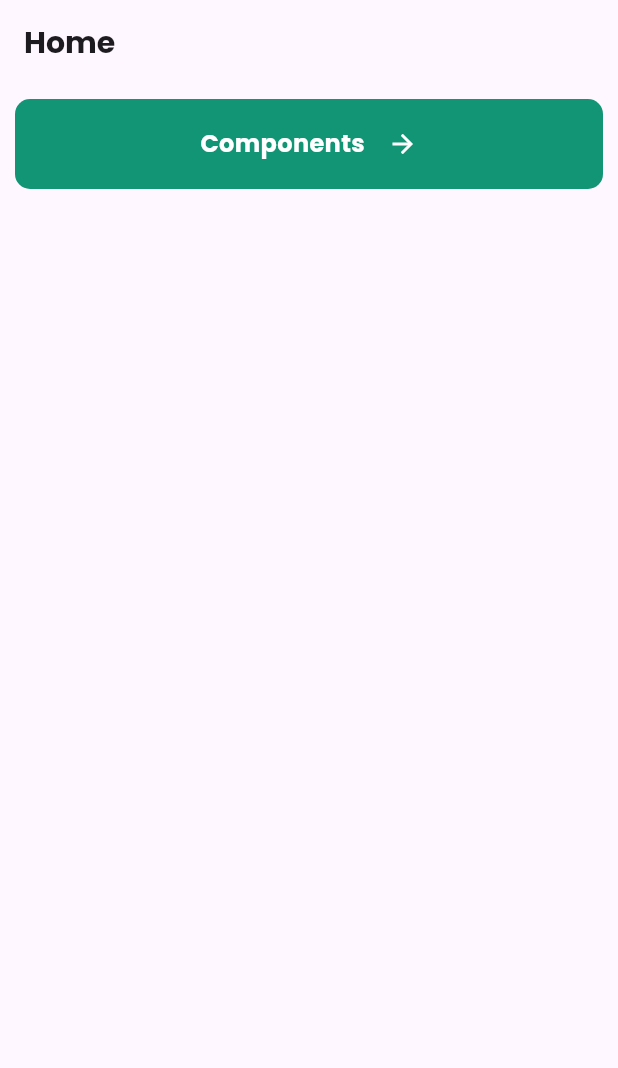
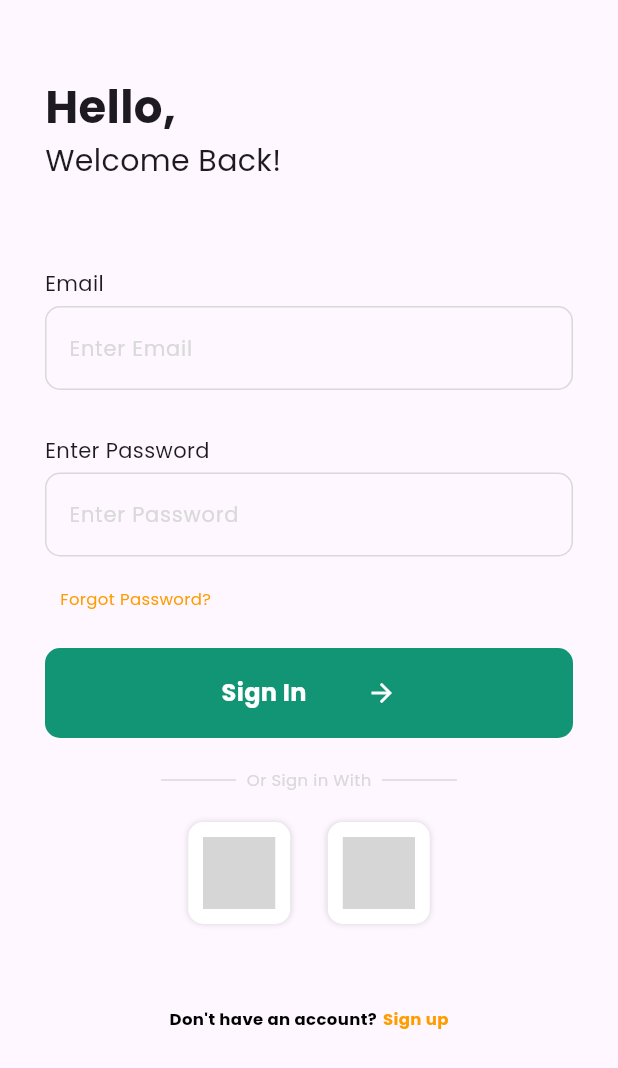
Before and after one commit to rheech22/flutter_recipe, a Flutter app: the screen it shows after launch, on a phone screen of 412 x 824 dp. Shown: the top 1068 px of the screen. Run offline on Flutter 3.47's test engine with Material 3 defaults, Android fonts, the phone set to English and light mode, and no system bars; our stand-ins replace device_preview, flutter_svg; grey boxes are pictures that could not be loaded.

Commit message:
feat: add signin screen

```diff
--- a/lib/core/presentation/components/button.dart
+++ b/lib/core/presentation/components/button.dart
@@ -74,7 +74,7 @@ class _ButtonState extends State<Button> {
 
   @override
   Widget build(BuildContext context) {
-    // NOTE: https://dart.dev/null-safety/understanding-null-safety#the-map-index-operator-is-nullable
+    // https://dart.dev/null-safety/understanding-null-safety#the-map-index-operator-is-nullable
     final properties = Button.variantMap[widget.variant]!;
 
     return GestureDetector(
@@ -106,15 +106,12 @@ class _ButtonState extends State<Button> {
                 mainAxisAlignment: MainAxisAlignment.center,
                 children: [
                   // NOTE: Container보다 SizedBox가 성능 면에서 더 좋다고 함
-                  SizedBox(
-                    width: 114,
-                    child: Text(
-                      widget.text,
-                      style: properties.font.copyWith(color: Colors.white),
-                    ),
+                  Text(
+                    widget.text,
+                    style: properties.font.copyWith(color: Colors.white),
                   ),
                   SizedBox(
-                    width: widget.variant == ButtonVariants.large ? 11 : 9,
+                    width: widget.variant == ButtonVariants.large ? 40 : 38,
                   ),
                   const Icon(
                     Icons.arrow_forward,
--- /dev/null
+++ b/lib/core/presentation/components/elevated_icon_button.dart
@@ -0,0 +1,46 @@
+import 'package:flutter/material.dart';
+import 'package:flutter_recipe/ui/color_styles.dart';
+
+class ElevatedIconButton extends StatelessWidget {
+  final void Function() onPressed;
+  final Widget icon;
+
+  const ElevatedIconButton({
+    super.key,
+    required this.onPressed,
+    required this.icon,
+  });
+
+  @override
+  Widget build(BuildContext context) {
+    return Container(
+      decoration: BoxDecoration(
+        borderRadius: BorderRadius.circular(10),
+        boxShadow: [
+          BoxShadow(
+            color: Color.fromRGBO(0, 0, 0, 0.15),
+            blurRadius: 3,
+            spreadRadius: 0,
+            offset: Offset(
+              0,
+              0,
+            ),
+          ),
+        ],
+      ),
+      child: IconButton(
+        padding: EdgeInsets.all(10),
+        style: IconButton.styleFrom(
+          backgroundColor: ColorStyles.white,
+          shape: RoundedRectangleBorder(
+            borderRadius: BorderRadius.circular(10),
+          ),
+        ),
+        onPressed: () {
+          onPressed();
+        },
+        icon: icon,
+      ),
+    );
+  }
+}
--- a/lib/main.dart
+++ b/lib/main.dart
@@ -1,6 +1,7 @@
 import 'package:device_preview/device_preview.dart';
 import 'package:flutter/material.dart' hide Badge;
 import 'package:flutter_recipe/presentation/dev_only/components_screen.dart';
+import 'package:flutter_recipe/presentation/signin/signin_screen.dart';
 
 import 'core/presentation/components/button.dart';
 import 'ui/text_styles.dart';
@@ -28,7 +29,8 @@ class App extends StatelessWidget {
         colorScheme: ColorScheme.fromSeed(seedColor: Colors.deepPurple),
         useMaterial3: true,
       ),
-      home: const HomeScreen(),
+      // home: const HomeScreen(),
+      home: const SigninScreen(),
     );
   }
 }
@@ -47,15 +49,36 @@ class HomeScreen extends StatelessWidget {
       ),
       body: ListView(
         children: [
+          Divider(),
+          Padding(
+            padding: const EdgeInsets.all(8.0),
+            child: Center(
+              child: Text('Screens', style: TextStyles.mediumTextBold),
+            ),
+          ),
           Padding(
             padding: const EdgeInsets.all(10.0),
             child: Button(
               'Components',
-              variant: ButtonVariants.large,
+              variant: ButtonVariants.medium,
               onPressed: () {
                 Navigator.of(context).push(
                   MaterialPageRoute(
                     builder: (context) => const CompoentsScreen(),
+                  ),
+                );
+              },
+            ),
+          ),
+          Padding(
+            padding: const EdgeInsets.all(10.0),
+            child: Button(
+              'Sign in',
+              variant: ButtonVariants.medium,
+              onPressed: () {
+                Navigator.of(context).push(
+                  MaterialPageRoute(
+                    builder: (context) => const SigninScreen(),
                   ),
                 );
               },
--- a/lib/presentation/dev_only/components_screen.dart
+++ b/lib/presentation/dev_only/components_screen.dart
@@ -93,7 +93,7 @@ class CompoentsScreen extends StatelessWidget {
           Padding(
             padding: const EdgeInsets.all(8.0),
             child: Button(
-              'Big',
+              'Sign In',
               onPressed: () {
                 print('Big Button Pressed');
               },
--- /dev/null
+++ b/lib/presentation/signin/signin_screen.dart
@@ -0,0 +1,120 @@
+import 'package:flutter/material.dart';
+import 'package:flutter_recipe/core/presentation/components/button.dart';
+import 'package:flutter_recipe/core/presentation/components/elevated_icon_button.dart';
+import 'package:flutter_recipe/core/presentation/components/input_field.dart';
+import 'package:flutter_recipe/ui/text_styles.dart';
+import 'package:flutter_recipe/ui/color_styles.dart';
+import 'package:flutter_svg/flutter_svg.dart';
+
+class SigninScreen extends StatelessWidget {
+  const SigninScreen({super.key});
+
+  @override
+  Widget build(BuildContext context) {
+    return Scaffold(
+      body: SafeArea(
+        child: Padding(
+          padding: const EdgeInsets.symmetric(horizontal: 30.0),
+          child: Column(
+            crossAxisAlignment: CrossAxisAlignment.start,
+            children: [
+              const SizedBox(height: 50),
+              const Text('Hello,', style: TextStyles.headerTextBold),
+              const Text('Welcome Back!', style: TextStyles.largeTextRegular),
+              const SizedBox(height: 57),
+              const InputField(
+                label: 'Email',
+                placeHolder: 'Enter Email',
+              ),
+              const SizedBox(height: 30),
+              const InputField(
+                label: 'Enter Password',
+                placeHolder: 'Enter Password',
+              ),
+              const SizedBox(height: 20),
+              Padding(
+                padding: const EdgeInsets.only(left: 10.0),
+                child: Text(
+                  'Forgot Password?',
+                  style: TextStyles.smallerTextRegular.copyWith(
+                    color: ColorStyles.secondary100,
+                  ),
+                ),
+              ),
+              const SizedBox(height: 25),
+              Button(
+                'Sign In',
+                variant: ButtonVariants.large,
+                onPressed: () {
+                  print('Sign In');
+                },
+              ),
+              const SizedBox(height: 20),
+              Row(
+                mainAxisAlignment: MainAxisAlignment.center,
+                children: [
+                  Container(
+                    width: 50,
+                    height: 1,
+                    color: ColorStyles.gray4,
+                  ),
+                  const SizedBox(width: 7),
+                  Text(
+                    'Or Sign in With',
+                    style: TextStyles.smallerTextRegular.copyWith(
+                      color: ColorStyles.gray4,
+                    ),
+                  ),
+                  const SizedBox(width: 7),
+                  Container(
+                    width: 50,
+                    height: 1,
+                    color: ColorStyles.gray4,
+                  ),
+                ],
+              ),
+              const SizedBox(height: 20),
+              Row(
+                spacing: 25,
+                mainAxisAlignment: MainAxisAlignment.center,
+                children: [
+                  ElevatedIconButton(
+                    onPressed: () {
+                      print('Google Sign In');
+                    },
+                    icon: SvgPicture.asset('icons/google_icon.svg'),
+                  ),
+                  ElevatedIconButton(
+                    onPressed: () {
+                      print('Facebook Sign In');
+                    },
+                    icon: SvgPicture.asset('icons/facebook_icon.svg'),
+                  ),
+                ],
+              ),
+              const SizedBox(height: 55),
+              Row(
+                mainAxisAlignment: MainAxisAlignment.center,
+                spacing: 4,
+                children: [
+                  Text(
+                    'Don\'t have an account?',
+                    style: TextStyles.smallerTextBold.copyWith(
+                      color: ColorStyles.black,
+                    ),
+                  ),
+                  Text(
+                    'Sign up',
+                    style: TextStyles.smallerTextBold.copyWith(
+                      color: ColorStyles.secondary100,
+                    ),
+                  ),
+                ],
+              ),
+            ],
+          ),
+        ),
+      ),
+    );
+  }
+}
--- a/pubspec.yaml
+++ b/pubspec.yaml
@@ -1,6 +1,6 @@
 name: flutter_recipe
 
-description: "A new Flutter project."
+description: "Simple way to find Tasty Recipe"
 
 publish_to: "none"
 
@@ -14,6 +14,7 @@ dependencies:
     sdk: flutter
   cupertino_icons: ^1.0.8
   device_preview: ^1.2.0
+  flutter_svg: ^2.0.16
 
 dev_dependencies:
   flutter_test:
@@ -28,3 +29,5 @@ flutter:
         - asset: assets/fonts/Poppins-Regular.ttf
         - asset: assets/fonts/Poppins-Bold.ttf
           weight: 700
+  assets:
+    - assets/icons/
```
Also changed, not shown: assets/icons/facebook_icon.svg (added), assets/icons/google_icon.svg (added), pubspec.lock.
